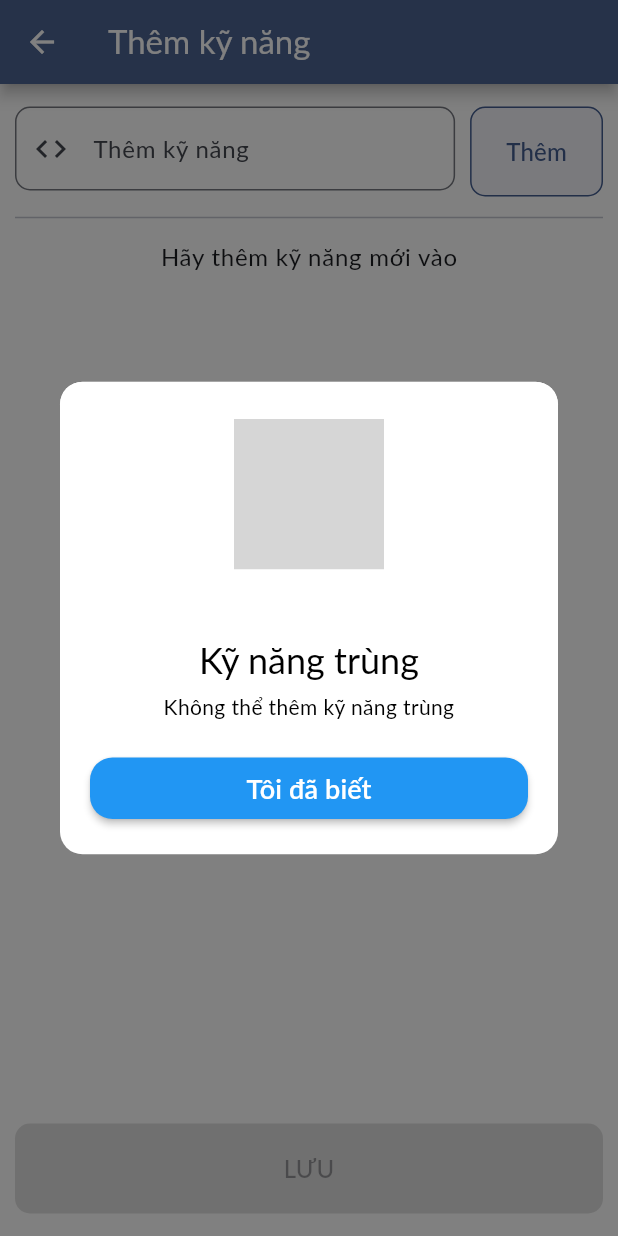
After one commit to kaitogiang/Job-Finder-Frontend, a Flutter app: the SkillAdditionScreen screen opened by its route, after a tap on "Thêm", on a phone screen of 412 x 824 dp. The commit adds this screen. Run offline on Flutter 3.47's test engine with Material 3 defaults, Android fonts, the phone set to English and light mode, and no system bars; our stand-ins replace blur, flutter_spinkit, go_router, image_picker, jwt_decoder, quickalert and 1 more; accounts and stored records are empty; network calls fail; Roboto replaces fonts that are missing (Lato); grey boxes are pictures that could not be loaded.

Commit message:
Chinh lai base url

```diff
--- a/lib/services/node_service.dart
+++ b/lib/services/node_service.dart
@@ -57,8 +57,11 @@ abstract class NodeService {
           headers: headers,
         ),
     };
+    log('respone la: $response');
     final json = jsonDecode(response.body);
+    log('kq json la: $json');
     if (response.statusCode != 200) {
+      log('Lỗi trong catch');
       throw HttpException(json['message']);
     }
 
--- /dev/null
+++ b/lib/ui/jobseeker/jobseeker_profile_pages/skill_addition_screen.dart
@@ -0,0 +1,287 @@
+import 'dart:developer';
+
+import 'package:flutter/material.dart';
+import 'package:job_finder_app/ui/jobseeker/jobseeker_manager.dart';
+import 'package:job_finder_app/ui/shared/utils.dart';
+import 'package:provider/provider.dart';
+import 'package:quickalert/quickalert.dart';
+
+class SkillAdditionScreen extends StatefulWidget {
+  const SkillAdditionScreen({super.key});
+
+  @override
+  State<SkillAdditionScreen> createState() => _SkillAdditionScreenState();
+}
+
+class _SkillAdditionScreenState extends State<SkillAdditionScreen> {
+  //TODO: Gợi ý sẽ hiển thị khi nhập vào ô kỹ năng
+  final List<String> _options = <String>[
+    'apple',
+    'banana',
+    'orange',
+    'grape',
+    'watermelon',
+    'lemon',
+    'lime',
+    'blueberry',
+    'strawberry',
+  ];
+  List<String> _containingSkillList = [];
+  //TODO: Biến dùng để quan sát những kỹ năng được thêm vào
+  ValueNotifier<List<String>> _skillsListenable = ValueNotifier([]);
+
+  late TextEditingController? _skillController = TextEditingController();
+
+  @override
+  void initState() {
+    super.initState();
+  }
+
+  @override
+  void dispose() {
+    log('dispose');
+    // _skillController!.dispose();
+    super.dispose();
+  }
+
+  Future<void> _appendSkill() async {
+    if (_skillsListenable.value.isNotEmpty) {
+      try {
+        QuickAlert.show(
+            context: context, type: QuickAlertType.loading, text: 'Đang lưu');
+        await context
+            .read<JobseekerManager>()
+            .appendSkills(_skillsListenable.value);
+      } catch (error) {
+        log(error.toString());
+      }
+      Navigator.of(context).pop();
+    }
+  }
+
+  @override
+  Widget build(BuildContext context) {
+    ThemeData theme = Theme.of(context);
+    TextTheme textTheme = theme.textTheme;
+    Size deviceSize = MediaQuery.of(context).size;
+
+    return Scaffold(
+      appBar: AppBar(
+        title: Text("Thêm kỹ năng"),
+      ),
+      body: Container(
+        padding: EdgeInsets.symmetric(vertical: 15, horizontal: 10),
+        child: Column(
+          crossAxisAlignment: CrossAxisAlignment.center,
+          children: <Widget>[
+            //TODO: Hiển thị trường nhập và nút bấm để thêm kỹ năng
+            Row(
+              mainAxisAlignment: MainAxisAlignment.spaceBetween,
+              children: <Widget>[
+                Expanded(
+                  child: Autocomplete<String>(
+                    optionsBuilder: (TextEditingValue textEditingValue) {
+                      if (textEditingValue.text.isEmpty) {
+                        return const Iterable<String>.empty();
+                      }
+                      return _options.where((option) {
+                        return option
+                            .contains(textEditingValue.text.toLowerCase());
+                      });
+                    },
+                    onSelected: (option) {
+                      log('Bạn đã chọn ${option}');
+                    },
+                    fieldViewBuilder: ((context, textEditingController,
+                        focusNode, onFieldSubmitted) {
+                      _skillController = textEditingController;
+                      return TextFormField(
+                        controller: textEditingController,
+                        focusNode: focusNode,
+                        onFieldSubmitted: (String value) {
+                          onFieldSubmitted();
+                        },
+                        decoration: InputDecoration(
+                          border: OutlineInputBorder(
+                            borderRadius: BorderRadius.circular(10),
+                          ),
+                          constraints:
+                              BoxConstraints.tight(Size.fromHeight(60)),
+                          labelText: 'Thêm kỹ năng',
+                          prefixIcon: Icon(Icons.code),
+                        ),
+                        textInputAction: TextInputAction.search,
+                      );
+                    }),
+                    optionsViewBuilder: (context, onSelected, options) {
+                      return Align(
+                        alignment: Alignment.topLeft,
+                        child: Material(
+                          child: Container(
+                            width: MediaQuery.of(context).size.width,
+                            child: ListView.builder(
+                              padding: EdgeInsets.all(8.0),
+                              itemCount: options.length,
+                              itemBuilder: (context, index) {
+                                final option = options.elementAt(index);
+                                return GestureDetector(
+                                  onTap: () {
+                                    onSelected(option);
+                                  },
+                                  child: ListTile(
+                                    title: Text(option),
+                                  ),
+                                );
+                              },
+                            ),
+                          ),
+                        ),
+                      );
+                    },
+                  ),
+                ),
+                const SizedBox(
+                  width: 10,
+                ),
+                //TODO: Nút để thêm kỹ năng
+                ElevatedButton(
+                  onPressed: () {
+                    // log('Thêm kỹ năng: ${_skillController?.text}');
+                    //Nếu trùng thì sẽ trả về giá trị của skill đó, nếu không trùng thì trả về ''
+                    String? isExistSkill = _skillsListenable.value.firstWhere(
+                      (element) {
+                        String editedElement =
+                            Utils.removeVietnameseAccent(element).toLowerCase();
+                        String editedInput =
+                            Utils.removeVietnameseAccent(_skillController!.text)
+                                .toLowerCase();
+                        return editedElement == editedInput;
+                      },
+                      orElse: () => '',
+                    );
+                    if (!_skillController!.text.isEmpty &&
+                        isExistSkill.isEmpty) {
+                      final updatedList =
+                          List<String>.from(_skillsListenable.value)
+                            ..add(_skillController!.text);
+                      _skillsListenable.value = updatedList;
+                      _skillController!.clear();
+                    } else {
+                      log('Emplty text form field');
+                      QuickAlert.show(
+                          context: context,
+                          type: QuickAlertType.error,
+                          title: 'Kỹ năng trùng',
+                          text: 'Không thể thêm kỹ năng trùng',
+                          autoCloseDuration: Duration(seconds: 5),
+                          confirmBtnText: 'Tôi đã biết');
+                    }
+                  },
+                  child: Text("Thêm"),
+                  style: ElevatedButton.styleFrom(
+                      fixedSize: Size.fromHeight(60),
+                      side: BorderSide(color: theme.colorScheme.primary),
+                      elevation: 0,
+                      shape: RoundedRectangleBorder(
+                        borderRadius: BorderRadius.circular(10),
+                      ),
+                      foregroundColor: theme.colorScheme.primary,
+                      textStyle: textTheme.titleMedium),
+                ),
+              ],
+            ),
+            //TODO: Hiển thị những kỹ năng được thêm vào bởi người dùng
+            const SizedBox(
+              height: 6,
+            ),
+            const Divider(),
+            const SizedBox(
+              height: 6,
+            ),
+            Expanded(
+              child: Container(
+                child: ValueListenableBuilder<List<String>>(
+                  valueListenable: _skillsListenable,
+                  builder: (context, skillsList, child) {
+                    return !skillsList.isEmpty
+                        ? ListView.builder(
+                            itemCount: skillsList.length,
+                            itemBuilder: (context, index) {
+                              //TODO: Hiển thị kỹ năng vừa được thêm vào
+                              return Container(
+                                margin: EdgeInsets.only(bottom: 10),
+                                child: Card(
+                                  shape:
+                                      LinearBorder(), //TODO: LinerBorder() làm cho viền thẳng góc
+                                  child: ListTile(
+                                    contentPadding: EdgeInsets.zero,
+                                    title: Text(
+                                      skillsList[index],
+                                      style: textTheme.titleMedium,
+                                    ),
+                                    visualDensity: VisualDensity.comfortable,
+                                    leading: Container(
+                                      width: 7,
+                                      decoration: BoxDecoration(
+                                          color: theme.primaryColor),
+                                    ),
+                                    trailing: IconButton(
+                                      icon: Icon(Icons.clear),
+                                      onPressed: () {
+                                        log('Xóa kỹ năng: ${skillsList[index]}');
+                                        final updatedList = List<String>.from(
+                                            _skillsListenable.value)
+                                          ..remove(
+                                              _skillsListenable.value[index]);
+                                        _skillsListenable.value = updatedList;
+                                      },
+                                    ),
+                                  ),
+                                ),
+                              );
+                            },
+                          )
+                        : Align(
+                            alignment: Alignment.topCenter,
+                            child: Text(
+                              'Hãy thêm kỹ năng mới vào',
+                              style: textTheme.bodyLarge,
+                            ),
+                          );
+                  },
+                ),
+              ),
+            ),
+            const SizedBox(
+              height: 10,
+            ),
+            //TODO: Nút dùng để lưu những kỹ năng vào
+            ValueListenableBuilder(
+                valueListenable: _skillsListenable,
+                builder: (context, skillsList, child) {
+                  return ElevatedButton(
+                    onPressed: skillsList.isEmpty
+                        ? null
+                        : () async {
+                            await _appendSkill();
+                            Navigator.of(context).pop();
+                          },
+                    child: Text("LƯU"),
+                    style: ElevatedButton.styleFrom(
+                        disabledBackgroundColor: Colors.grey.shade300,
+                        fixedSize: Size(deviceSize.width, 60),
+                        backgroundColor: theme.primaryColor,
+                        elevation: 5,
+                        shape: RoundedRectangleBorder(
+                          borderRadius: BorderRadius.circular(10),
+                        ),
+                        foregroundColor: theme.colorScheme.onPrimary,
+                        textStyle: textTheme.titleMedium),
+                  );
+                }),
+          ],
+        ),
+      ),
+    );
+  }
+}
--- a/lib/ui/jobseeker/jobseeker_profile_screen.dart
+++ b/lib/ui/jobseeker/jobseeker_profile_screen.dart
@@ -392,7 +392,7 @@ class JobseekerProfileScreen extends StatelessWidget {
                   iconButton: IconButton(
                     onPressed: () {
                       log('Tùy chỉnh kỹ năng');
-                      jobseekerManager.addSkill('Ròi ok');
+                      context.goNamed('skill-addition');
                     },
                     icon: Icon(
                       Icons.edit,
--- a/lib/ui/shared/build_router.dart
+++ b/lib/ui/shared/build_router.dart
@@ -2,6 +2,8 @@ import 'package:flutter/material.dart';
 import 'package:go_router/go_router.dart';
 import 'package:job_finder_app/models/jobseeker.dart';
 import 'package:job_finder_app/ui/auth/auth_manager.dart';
+import 'package:job_finder_app/ui/jobseeker/jobseeker_profile_pages/skill_addition_screen.dart';
+import 'package:job_finder_app/ui/shared/loading_screen.dart';
 
 import '../jobseeker/jobseeker_home.dart';
 import '../jobseeker/jobseeker_profile_pages/information_edit_screen.dart';
@@ -16,7 +18,9 @@ final _rootNavigatorkey = GlobalKey<NavigatorState>(debugLabel: 'root');
 GoRouter buildRouter(AuthManager authManager) {
   return GoRouter(
       navigatorKey: _rootNavigatorkey,
-    initialLocation: authManager.isAuth ? (authManager.isEmployer ? '/employer-home' : '/jobseeker-home') : '/login',
+      initialLocation: authManager.isAuth
+          ? (authManager.isEmployer ? '/employer-home' : '/jobseeker-home')
+          : '/login',
       routes: <RouteBase>[
         GoRoute(
             name: 'login',
@@ -28,24 +32,20 @@ GoRouter buildRouter(AuthManager authManager) {
                         ? const SafeArea(child: SplashScreen())
                         : const SafeArea(child: AuthScreen());
                   },
-        )
-      ),
+                )),
         //Routes cho người tìm việc
         StatefulShellRoute.indexedStack(
             builder: (context, state, navigationShell) {
               return ScaffoldWithNavBar(navigationShell: navigationShell);
             },
-        branches: _buildJobseekerRoutes()
-      ),
+            branches: _buildJobseekerRoutes()),
         //Routes cho nhà tuyển dụng
         StatefulShellRoute.indexedStack(
             builder: (context, state, navigationShell) {
               return ScaffoldWithNavBar(navigationShell: navigationShell);
             },
-        branches: _buildEmployerRoutes()
-      )
-    ]
-  );
+            branches: _buildEmployerRoutes())
+      ]);
 }
 
 //Các routes con cho người tìm việc
@@ -57,8 +57,7 @@ List<StatefulShellBranch> _buildJobseekerRoutes() {
         GoRoute(
             name: 'jobseeker-home',
             path: '/jobseeker-home',
-          builder: (context, state) => JobseekerHome()
-        ),
+            builder: (context, state) => JobseekerHome()),
       ],
     ),
     //Nhánh tìm kiếm bài viết hoặc công ty....
@@ -67,8 +66,8 @@ List<StatefulShellBranch> _buildJobseekerRoutes() {
         GoRoute(
             name: 'searching',
             path: '/searching',
-          builder: (context, state) => const SafeArea(child: JobseekerHome())
-        ),
+            builder: (context, state) =>
+                const SafeArea(child: JobseekerHome())),
       ],
     ),
     //Nhánh xem công việc đã lưu, đã thích và đã nộp CV
@@ -77,8 +76,8 @@ List<StatefulShellBranch> _buildJobseekerRoutes() {
         GoRoute(
             name: 'saved-work',
             path: '/saved-work',
-          builder: (context, state) => const SafeArea(child: JobseekerHome())
-        ),
+            builder: (context, state) =>
+                const SafeArea(child: JobseekerHome())),
       ],
     ),
     //Nhánh xem danh sách tất cả công ty đã hợp tác
@@ -87,8 +86,8 @@ List<StatefulShellBranch> _buildJobseekerRoutes() {
         GoRoute(
             name: 'company',
             path: '/company',
-          builder: (context, state) => const SafeArea(child: JobseekerHome())
-        ),
+            builder: (context, state) =>
+                const SafeArea(child: JobseekerHome())),
       ],
     ),
     //Nhánh xem tài khoản cùng các thông tin cá nhân
@@ -104,10 +103,16 @@ List<StatefulShellBranch> _buildJobseekerRoutes() {
                   parentNavigatorKey: _rootNavigatorkey,
                   name: 'information-edit',
                   path: 'information-edit',
-              builder: (context, state) => InformationEditScreen(state.extra as Jobseeker,)
-            )
-          ]
-        ),
+                  builder: (context, state) => InformationEditScreen(
+                        state.extra as Jobseeker,
+                      )),
+              //Trang thêm skill
+              GoRoute(
+                  parentNavigatorKey: _rootNavigatorkey,
+                  name: 'skill-addition',
+                  path: 'skill-addition',
+                  builder: (context, state) => SkillAdditionScreen())
+            ]),
       ],
     ),
   ];
@@ -119,15 +124,12 @@ List<StatefulShellBranch> _buildJobseekerRoutes() {
 List<StatefulShellBranch> _buildEmployerRoutes() {
   List<StatefulShellBranch> routes = [
     //Nhánh cho tab bài đăng của nhà tuyển dụng
-    StatefulShellBranch(
-      routes: <RouteBase>[
+    StatefulShellBranch(routes: <RouteBase>[
       GoRoute(
           name: 'employer-home',
           path: '/employer-home',
-          builder: (context, state) => const SafeArea(child: EmployerHome())
-        )
-      ]
-    ),
+          builder: (context, state) => const SafeArea(child: EmployerHome()))
+    ]),
   ];
 
   return routes;
--- a/pubspec.yaml
+++ b/pubspec.yaml
@@ -22,6 +22,7 @@ dependencies:
   path: 1.8.3
   image_picker: 1.0.8
   flutter_spinkit: ^5.2.1
+  quickalert: ^1.1.0
 
 dev_dependencies:
   flutter_test:
```
Also changed, not shown: lib/services/auth_service.dart (+7 -6 lines), lib/services/jobseeker_service.dart (+21 -0 lines), lib/ui/auth/login_screen.dart (+31 -20 lines), lib/ui/jobseeker/jobseeker_manager.dart (+10 -0 lines), lib/ui/jobseeker/jobseeker_profile_pages/information_edit_screen.dart (+22 -3 lines), lib/ui/shared/loading_screen.dart (added, +21 -0 lines), pubspec.lock. Lines whose indentation alone changed are shown as unchanged.
